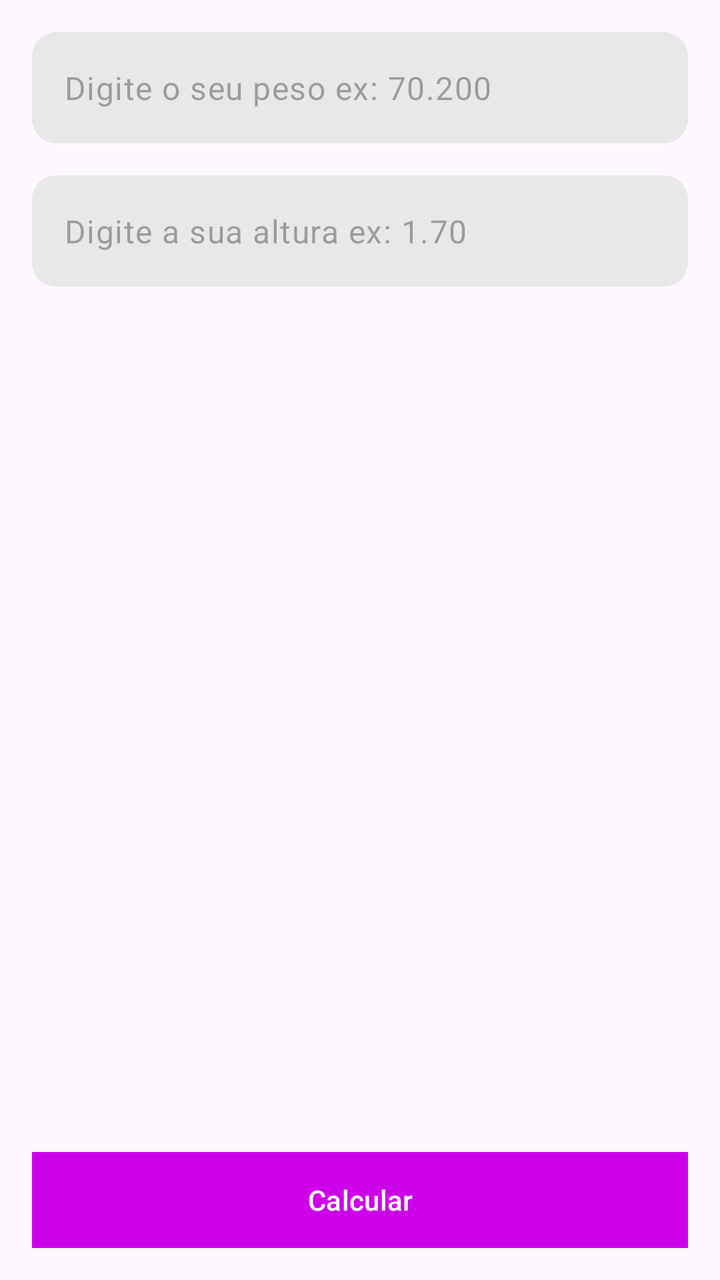
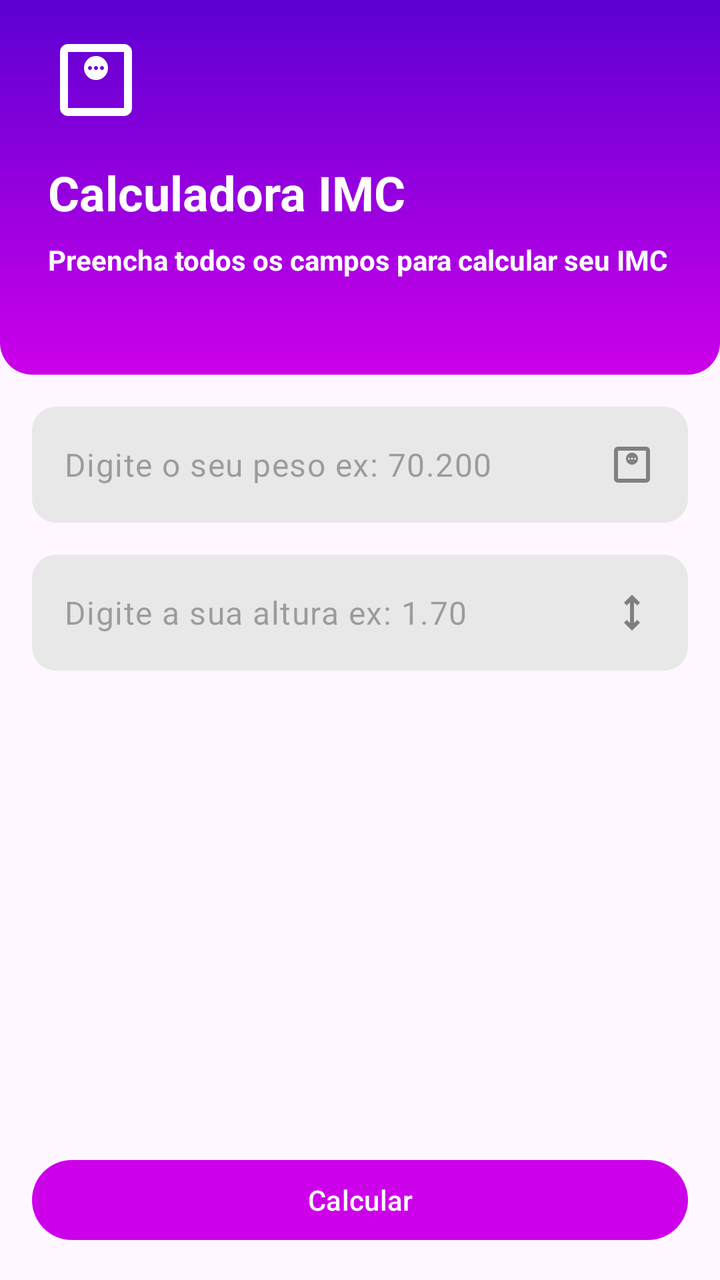

Two renders of the same Android screen: before a commit and after it. Below are the layout's source before the change and the commit's diff.
<!-- AndroidManifest.xml: application theme Theme.Calculadoraimc -->
<!-- res/layout/activity_main.xml -->
<?xml version="1.0" encoding="utf-8"?>
<androidx.constraintlayout.widget.ConstraintLayout xmlns:android="http://schemas.android.com/apk/res/android"
    xmlns:app="http://schemas.android.com/apk/res-auto"
    xmlns:tools="http://schemas.android.com/tools"
    android:layout_width="match_parent"
    android:layout_height="match_parent"
    tools:context=".MainActivity">


    <Button
        android:id="@+id/btn_calcular"
        android:layout_width="match_parent"
        android:layout_height="wrap_content"
        android:layout_margin="16dp"
        android:text="Calcular"
        android:background="@color/primary_400"
        app:layout_constraintBottom_toBottomOf="parent"
        tools:layout_editor_absoluteX="160dp" />

    <com.google.android.material.textfield.TextInputLayout
        android:id="@+id/textInputLayout"
        android:layout_width="match_parent"
        android:layout_height="wrap_content"
        android:layout_margin="16dp"
        app:hintEnabled="false"
        app:layout_constraintEnd_toEndOf="parent"
        app:layout_constraintStart_toStartOf="parent"
        app:layout_constraintTop_toTopOf="parent">

        <com.google.android.material.textfield.TextInputEditText
            android:id="@+id/edt_peso"
            android:maxLength="6"
            android:layout_width="match_parent"
            android:layout_height="wrap_content"
            android:background="@drawable/rouded_bg"
            android:hint="Digite o seu peso ex: 70.200"
            android:inputType="numberDecimal" />

    </com.google.android.material.textfield.TextInputLayout>

    <com.google.android.material.textfield.TextInputLayout
        android:layout_width="match_parent"
        android:layout_height="wrap_content"
        android:layout_margin="16dp"
        app:hintEnabled="false"
        app:layout_constraintTop_toBottomOf="@+id/textInputLayout"
        tools:layout_editor_absoluteX="1dp">

        <com.google.android.material.textfield.TextInputEditText
            android:id="@+id/edt_altura"
            android:maxLength="4"
            android:layout_width="match_parent"
            android:layout_height="wrap_content"
            android:background="@drawable/rouded_bg"
            android:hint="Digite a sua altura ex: 1.70"
            android:inputType="numberDecimal" />
    </com.google.android.material.textfield.TextInputLayout>

</androidx.constraintlayout.widget.ConstraintLayout>
<!-- resources referenced by this layout -->
<resources>
  <color name="primary_400">#cd00ea</color>
  <!-- drawable rouded_bg (drawable) -->
  <?xml version="1.0" encoding="utf-8"?>
  <shape xmlns:android="http://schemas.android.com/apk/res/android">
      <solid android:color="#E8E8E8" />
      <corners android:radius="12dp" />
  </shape>
  <style name="Theme.Calculadoraimc" parent="Base.Theme.Calculadoraimc" />
  <style name="Base.Theme.Calculadoraimc" parent="Theme.Material3.DayNight.NoActionBar">
          
          <item name="colorPrimary">@color/primary_400</item>
          <item name="android:statusBarColor">@color/primary_900</item>
      </style>
  <color name="primary_900">#5c00d2</color>
</resources>

<!-- the commit's change to res/layout/activity_main.xml (unified diff, before → after) -->
@@ -1,59 +1,106 @@
 <?xml version="1.0" encoding="utf-8"?>
-<androidx.constraintlayout.widget.ConstraintLayout xmlns:android="http://schemas.android.com/apk/res/android"
+<androidx.constraintlayout.widget.ConstraintLayout
+    xmlns:android="http://schemas.android.com/apk/res/android"
     xmlns:app="http://schemas.android.com/apk/res-auto"
     xmlns:tools="http://schemas.android.com/tools"
     android:layout_width="match_parent"
     android:layout_height="match_parent"
     tools:context=".MainActivity">
 
+    
+    <LinearLayout
+        android:id="@+id/vg_header"
+        android:layout_width="match_parent"
+        android:layout_height="wrap_content"
+        android:background="@drawable/gradient_bg"
+        android:orientation="vertical"
+        app:layout_constraintTop_toTopOf="parent"
+        app:layout_constraintStart_toStartOf="parent"
+        app:layout_constraintEnd_toEndOf="parent">
 
+        <ImageView
+            android:layout_width="48dp"
+            android:layout_height="48dp"
+            android:layout_marginTop="16dp"
+            android:layout_marginStart="24dp"
+            android:layout_marginBottom="16dp"
+            android:src="@drawable/ic_weight"
+            app:tint="@color/white" />
+
+        <TextView
+            android:layout_width="wrap_content"
+            android:layout_height="wrap_content"
+            android:layout_marginStart="24dp"
+            android:text="Calculadora IMC"
+            android:textSize="24sp"
+            android:textColor="@color/white"
+            android:textStyle="bold" />
+
+        <TextView
+            android:layout_width="wrap_content"
+            android:layout_height="wrap_content"
+            android:textColor="@color/white"
+            android:textStyle="bold"
+            android:layout_marginStart="24dp"
+            android:layout_marginTop="8dp"
+            android:layout_marginEnd="24dp"
+            android:layout_marginBottom="48dp"
+            android:text="Preencha todos os campos para calcular seu IMC" />
+    </LinearLayout>
+
+    
+    <com.google.android.material.textfield.TextInputLayout
+        android:id="@+id/textInputLayout"
+        android:layout_width="match_parent"
+        android:layout_height="wrap_content"
+        android:layout_margin="16dp"
+        app:hintEnabled="false"
+        app:layout_constraintTop_toBottomOf="@id/vg_header"
+        app:layout_constraintStart_toStartOf="parent"
+        app:layout_constraintEnd_toEndOf="parent">
+
+        <com.google.android.material.textfield.TextInputEditText
+            android:id="@+id/edt_peso"
+            android:layout_width="match_parent"
+            android:layout_height="wrap_content"
+            android:background="@drawable/rouded_bg"
+            android:hint="Digite o seu peso ex: 70.200"
+            android:inputType="numberDecimal"
+            android:maxLength="6"
+            android:drawableEnd="@drawable/ic_weight" />
+    </com.google.android.material.textfield.TextInputLayout>
+
+    
+    <com.google.android.material.textfield.TextInputLayout
+        android:id="@+id/textInputLayout2"
+        android:layout_width="match_parent"
+        android:layout_height="wrap_content"
+        android:layout_margin="16dp"
+        app:hintEnabled="false"
+        app:layout_constraintTop_toBottomOf="@id/textInputLayout"
+        app:layout_constraintStart_toStartOf="parent"
+        app:layout_constraintEnd_toEndOf="parent">
+
+        <com.google.android.material.textfield.TextInputEditText
+            android:id="@+id/edt_altura"
+            android:layout_width="match_parent"
+            android:layout_height="wrap_content"
+            android:background="@drawable/rouded_bg"
+            android:hint="Digite a sua altura ex: 1.70"
+            android:inputType="numberDecimal"
+            android:maxLength="4"
+            android:drawableEnd="@drawable/ic_height" />
+    </com.google.android.material.textfield.TextInputLayout>
+
+    
     <Button
         android:id="@+id/btn_calcular"
         android:layout_width="match_parent"
         android:layout_height="wrap_content"
         android:layout_margin="16dp"
         android:text="Calcular"
-        android:background="@color/primary_400"
         app:layout_constraintBottom_toBottomOf="parent"
-        tools:layout_editor_absoluteX="160dp" />
-
-    <com.google.android.material.textfield.TextInputLayout
-        android:id="@+id/textInputLayout"
-        android:layout_width="match_parent"
-        android:layout_height="wrap_content"
-        android:layout_margin="16dp"
-        app:hintEnabled="false"
-        app:layout_constraintEnd_toEndOf="parent"
         app:layout_constraintStart_toStartOf="parent"
-        app:layout_constraintTop_toTopOf="parent">
-
-        <com.google.android.material.textfield.TextInputEditText
-            android:id="@+id/edt_peso"
-            android:maxLength="6"
-            android:layout_width="match_parent"
-            android:layout_height="wrap_content"
-            android:background="@drawable/rouded_bg"
-            android:hint="Digite o seu peso ex: 70.200"
-            android:inputType="numberDecimal" />
-
-    </com.google.android.material.textfield.TextInputLayout>
-
-    <com.google.android.material.textfield.TextInputLayout
-        android:layout_width="match_parent"
-        android:layout_height="wrap_content"
-        android:layout_margin="16dp"
-        app:hintEnabled="false"
-        app:layout_constraintTop_toBottomOf="@+id/textInputLayout"
-        tools:layout_editor_absoluteX="1dp">
-
-        <com.google.android.material.textfield.TextInputEditText
-            android:id="@+id/edt_altura"
-            android:maxLength="4"
-            android:layout_width="match_parent"
-            android:layout_height="wrap_content"
-            android:background="@drawable/rouded_bg"
-            android:hint="Digite a sua altura ex: 1.70"
-            android:inputType="numberDecimal" />
-    </com.google.android.material.textfield.TextInputLayout>
+        app:layout_constraintEnd_toEndOf="parent" />
 
 </androidx.constraintlayout.widget.ConstraintLayout>
<!-- resource entries referenced after the edit -->
@@ -1,5 +1,40 @@
 <!-- resources referenced by this layout -->
 <resources>
+  <color name="white">#FFFFFFFF</color>
+  <!-- drawable gradient_bg (drawable) -->
+  <?xml version="1.0" encoding="utf-8"?>
+  <shape xmlns:android="http://schemas.android.com/apk/res/android">
+      <corners
+          android:topLeftRadius="0dp"
+          android:topRightRadius="0dp"
+          android:bottomLeftRadius="16dp"
+          android:bottomRightRadius="16dp" />
+  
+      <gradient
+          android:startColor="@color/primary_400"
+          android:endColor="@color/primary_900"
+          android:angle="90" />
+  </shape>
+  <!-- drawable ic_height (drawable) -->
+  <vector xmlns:android="http://schemas.android.com/apk/res/android"
+      android:width="24dp"
+      android:height="24dp"
+      android:viewportWidth="960"
+      android:viewportHeight="960">
+    <path
+        android:pathData="M480,840 L320,680l56,-56 64,63v-414l-64,63 -56,-56 160,-160 160,160 -56,57 -64,-64v414l64,-63 56,56 -160,160Z"
+        android:fillColor="#FF808080"/>
+  </vector>
+  <!-- drawable ic_weight (drawable) -->
+  <vector xmlns:android="http://schemas.android.com/apk/res/android"
+      android:width="24dp"
+      android:height="24dp"
+      android:viewportWidth="960"
+      android:viewportHeight="960">
+    <path
+        android:pathData="M480,480q50,0 85,-35t35,-85q0,-50 -35,-85t-85,-35q-50,0 -85,35t-35,85q0,50 35,85t85,35ZM420,380q-8,0 -14,-6t-6,-14q0,-8 6,-14t14,-6q8,0 14,6t6,14q0,8 -6,14t-14,6ZM480,380q-8,0 -14,-6t-6,-14q0,-8 6,-14t14,-6q8,0 14,6t6,14q0,8 -6,14t-14,6ZM540,380q-8,0 -14,-6t-6,-14q0,-8 6,-14t14,-6q8,0 14,6t6,14q0,8 -6,14t-14,6ZM200,840q-33,0 -56.5,-23.5T120,760v-560q0,-33 23.5,-56.5T200,120h560q33,0 56.5,23.5T840,200v560q0,33 -23.5,56.5T760,840L200,840ZM200,760h560v-560L200,200v560ZM200,200v560,-560Z"
+        android:fillColor="#FF808080"/>
+  </vector>
   <color name="primary_400">#cd00ea</color>
   <!-- drawable rouded_bg (drawable) -->
   <?xml version="1.0" encoding="utf-8"?>
